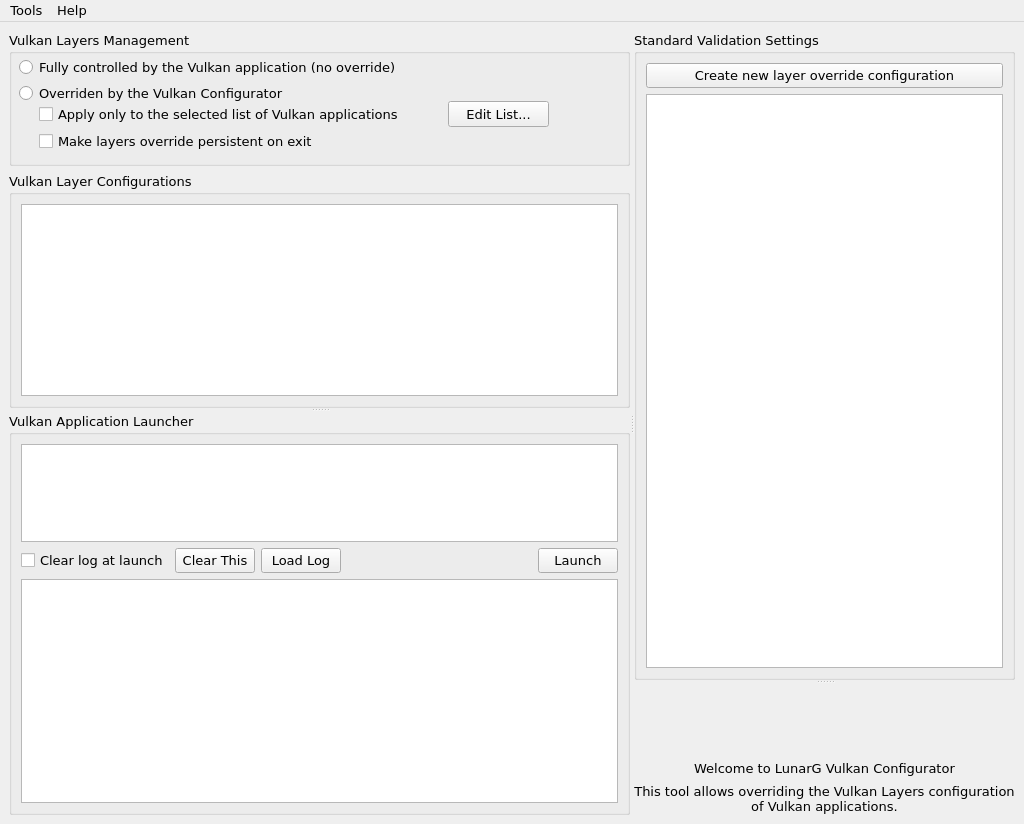
LunarG/VulkanTools, file vkconfig/mainwindow.ui: the form before one commit.
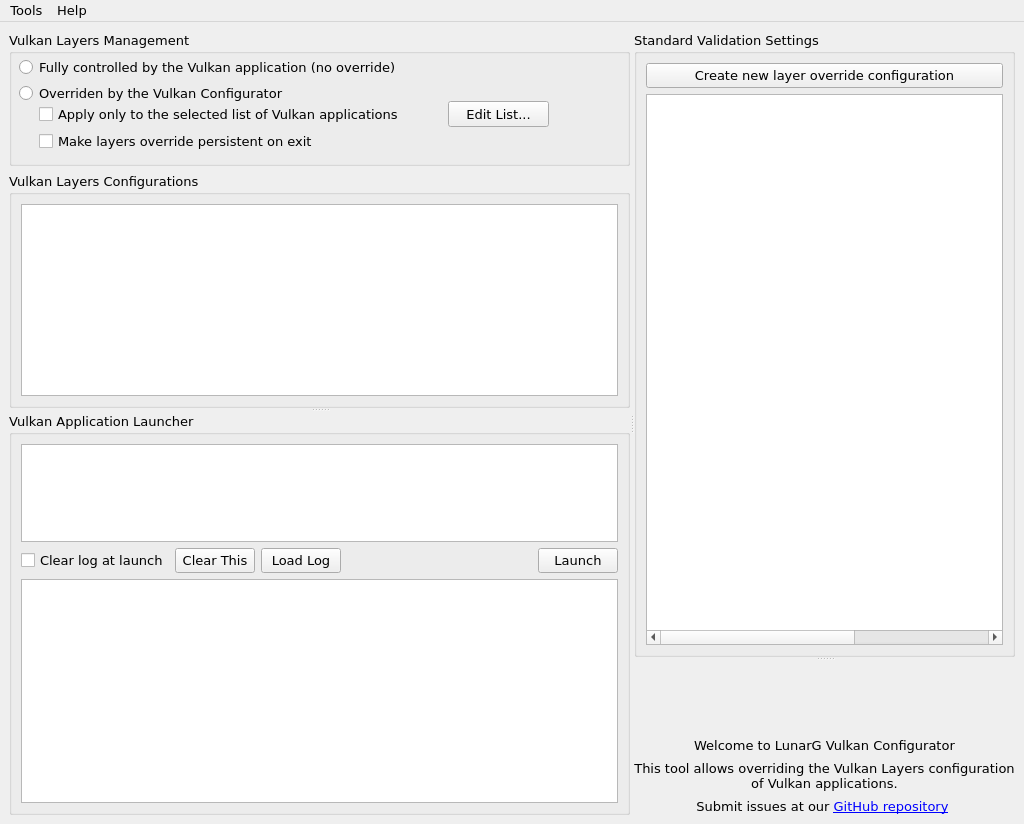
The form after the commit. Icons and pictures are not drawn.

The edit to the form file:
```diff
--- a/vkconfig/mainwindow.ui
+++ b/vkconfig/mainwindow.ui
@@ -167,7 +167,7 @@
             </sizepolicy>
            </property>
            <property name="title">
-            <string>Vulkan Layer Configurations</string>
+            <string>Vulkan Layers Configurations</string>
            </property>
            <layout class="QGridLayout" name="gridLayout_3">
             <item row="0" column="0">
@@ -340,12 +340,24 @@
          </property>
          <item row="1" column="0">
           <widget class="QTreeWidget" name="layerSettingsTree">
+           <property name="alternatingRowColors">
+            <bool>false</bool>
+           </property>
+           <property name="sortingEnabled">
+            <bool>false</bool>
+           </property>
            <property name="columnCount">
-            <number>2</number>
+            <number>3</number>
            </property>
            <attribute name="headerVisible">
             <bool>false</bool>
            </attribute>
+           <attribute name="headerMinimumSectionSize">
+            <number>40</number>
+           </attribute>
+           <attribute name="headerDefaultSectionSize">
+            <number>200</number>
+           </attribute>
            <column>
             <property name="text">
              <string notr="true">1</string>
@@ -356,6 +368,11 @@
              <string notr="true">2</string>
             </property>
            </column>
+           <column>
+            <property name="text">
+             <string notr="true">3</string>
+            </property>
+           </column>
           </widget>
          </item>
          <item row="0" column="0">
@@ -429,6 +446,23 @@
              </property>
             </widget>
            </item>
+           <item>
+            <widget class="QLabel" name="label_4">
+             <property name="text">
+              <string>Submit issues at our &lt;/span&gt;&lt;a href=&quot;http://github.com/LunarG/VulkanTools&quot;&gt;&lt;span&gt;GitHub repository&lt;/span&gt;&lt;/a&gt;
+</string>
+             </property>
+             <property name="textFormat">
+              <enum>Qt::RichText</enum>
+             </property>
+             <property name="alignment">
+              <set>Qt::AlignCenter</set>
+             </property>
+             <property name="openExternalLinks">
+              <bool>true</bool>
+             </property>
+            </widget>
+           </item>
           </layout>
          </item>
         </layout>
```
